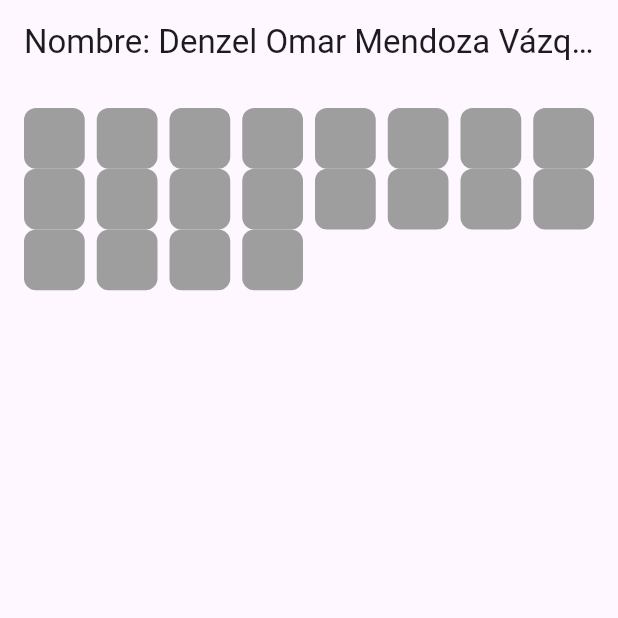
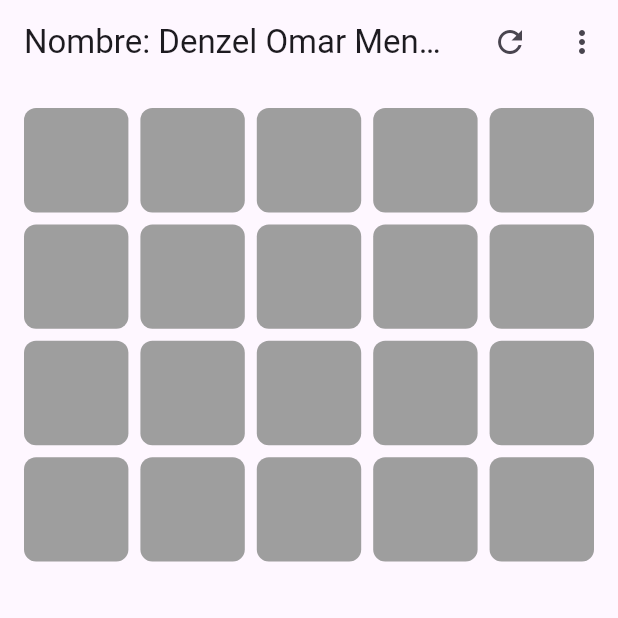
Before and after one commit to Fundamentos-Moviles/exameni-denzelomar-mndzvzqz, a Flutter app: the screen it shows after launch, on a phone screen of 412 x 824 dp, the top half of it. Run offline on Flutter 3.47's test engine with Material 3 defaults, Android fonts, the phone set to English and light mode, and no system bars.

Commit message:
- Tablero de diferentes tamanios - Grid corregido - Lógica mejorada - Errores de identación corregidos

```diff
--- a/lib/screens/game_screen.dart
+++ b/lib/screens/game_screen.dart
@@ -8,9 +8,10 @@ class GameScreen extends StatefulWidget{
   State<GameScreen> createState() => _GameScreenState();
 }
 
-class _GameScreenState extends State<GameScreen>{
-  final int rows = 4;
-  final int columns = 5;
+class _GameScreenState extends State<GameScreen> {
+  int rows = 4;
+  int columns = 5;
+
   late List<Color> colors; // Lista de colores para los cuadros
   late List<bool> revealed; // Indica si un cuadro está visible
   List<int> selectedIndices = []; // Guarda los índices seleccionados
@@ -18,14 +19,27 @@ class _GameScreenState extends State<GameScreen>{
   @override
   void initState() {
     super.initState();
-    colors = generateColors();
-    revealed = List.generate(rows * columns, (_) => false);
+    _startNewGame();
   }
 
+  void _startNewGame(){
+    colors = _generateColors();
+    revealed = List.generate(rows * columns, (_) => false);
+    selectedIndices.clear();
+  }
   // Generar 10 colores aleatorios y duplicar cada uno para formar pares
-List<Color> generateColors(){
+  List<Color> _generateColors(){
   Random random = Random();
-  List<Color> baseColors = List.generate(10, (_){
+  int totalTiles = rows * columns;
+
+  // Asegurar que sea un número par de cuadros
+  if(totalTiles % 2 != 0){
+    throw Exception("La cuadrícula debe tener un número par de cuadros.");
+  }
+
+  int numPairs = totalTiles ~/ 2;
+
+  List<Color> baseColors = List.generate(numPairs, (_){
     return Color.fromARGB(
       255,
       random.nextInt(256),
@@ -36,14 +50,13 @@ List<Color> generateColors(){
 
   // Duplicar los colores para tener pares
   List<Color> pairedColors = [...baseColors, ...baseColors];
-
   // Mezclar la lista
   pairedColors.shuffle();
   return pairedColors;
 }
 
-  void onTileTap(int index){
-    if(revealed[index] || selectedIndices.length == 2) return;
+  void _onTileTap(int index){
+    if (revealed[index] || selectedIndices.contains(index) || selectedIndices.length == 2) return;
 
     setState(() {
       revealed[index] = true;
@@ -64,16 +77,26 @@ List<Color> generateColors(){
 
           // Verificar si el juego terminó
           if(revealed.every((e) => e)){
+            _showWinDialog();
+          }
+        });
+      });
+    }
+  }
+
+  void _showWinDialog() {
     showDialog(
       context: context,
       builder: (_) => AlertDialog(
         title: const Text('¡Juego Terminado!'),
-                content: const Text('Todos los pares encontrados'),
+        content: const Text ('Has encontrado todos los pares'),
         actions: [
           TextButton(
             onPressed: () {
               Navigator.of(context).pop();
-                      resetGame();
+              setState((){
+                _startNewGame();
+              });
             },
             child: const Text('Reiniciar'),
           ),
@@ -81,16 +104,12 @@ List<Color> generateColors(){
       ),
     );
   }
-        });
-      });
-    }
-  }
 
-  void resetGame(){
-    setState(() {
-      colors = generateColors();
-      revealed = List.generate(rows * columns, (_) => false);
-      selectedIndices.clear();
+  void _changeBoardSize(int newRows, int newColumns) {
+    setState((){
+      rows = newRows;
+      columns = newColumns;
+      _startNewGame();
     });
   }
 
@@ -98,17 +117,48 @@ List<Color> generateColors(){
   Widget build(BuildContext context){
     return Scaffold(
       appBar: AppBar(
-        title: const Text('Nombre: Denzel Omar Mendoza Vázquez')
+        title: const Text('Nombre: Denzel Omar Mendoza Vázquez'),
+        actions: [
+          IconButton(
+            onPressed: () {
+    setState(() {
+    _startNewGame();
+    });
+    },
+
+    icon: const Icon(Icons.refresh),
+    tooltip: 'Reiniciar',
+
+    ),
+
+    PopupMenuButton<String>(
+    onSelected: (value) {
+    if (value == "4x5") _changeBoardSize(4, 5);
+    if (value == "4x6") _changeBoardSize(4, 6);
+    if (value == "5x8") _changeBoardSize(5, 8);
+    },
+    itemBuilder: (context) => [
+    const PopupMenuItem(value: "4x5", child: Text("Tablero 4x5")),
+    const PopupMenuItem(value: "4x6", child: Text("Tablero 4x6")),
+    const PopupMenuItem(value: "5x8", child: Text("Tablero 5x8")),
+    ],
+    ),
+
+        ],
       ),
       body: Padding(
         padding: const EdgeInsets.all(16.0),
         child: GridView.count(
-          crossAxisCount: 8,
+          crossAxisCount: columns,
+          mainAxisSpacing: 8,
           crossAxisSpacing: 8,
           children: List.generate(rows * columns, (index){
-            return MemoryTile(
-                color: Colors.grey,
-                actualColor: colors[index],
+            return GestureDetector(
+              onTap: () => _onTileTap(index),
+              child: MemoryTile(
+                color: revealed[index] ? colors[index] : Colors.grey,
+                // actualColor: colors[index],
+              ),
             );
           }),
         ),
@@ -119,9 +169,9 @@ List<Color> generateColors(){
 
 class MemoryTile extends StatelessWidget {
   final Color color;
-  final Color actualColor;
+  // final Color actualColor;
 
-  const MemoryTile({super.key, required this.color, required this.actualColor});
+  const MemoryTile({super.key, required this.color/*, required this.actualColor*/});
 
   @override
   Widget build(BuildContext context) {
```
Lines whose indentation alone changed are shown as unchanged.
